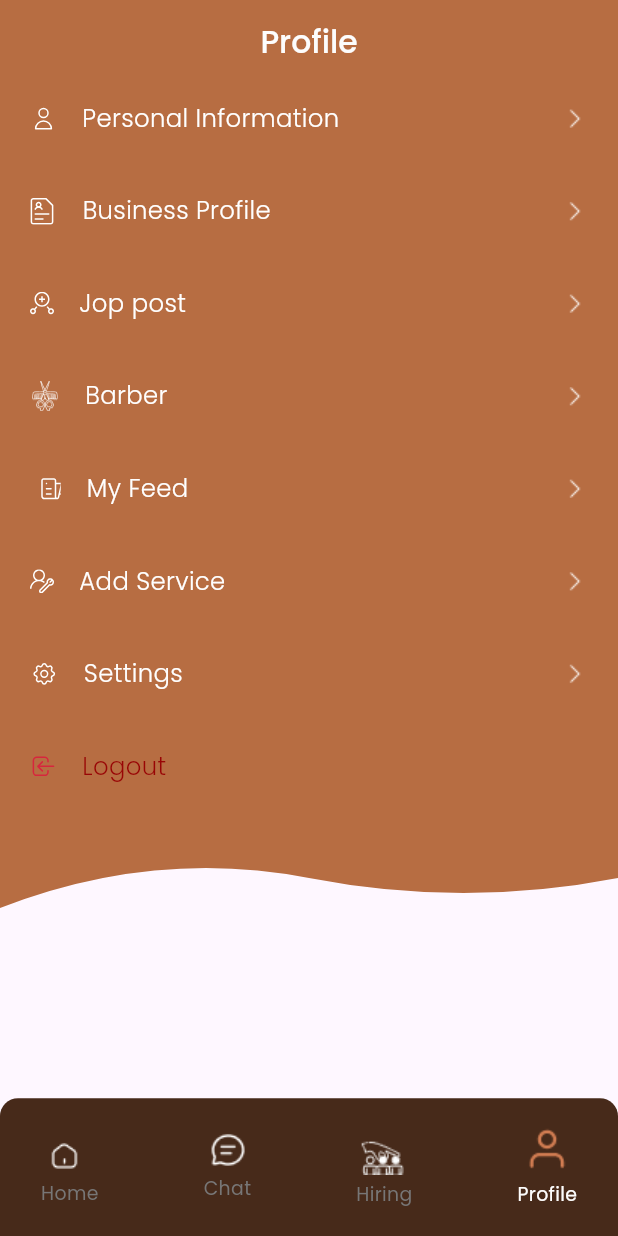
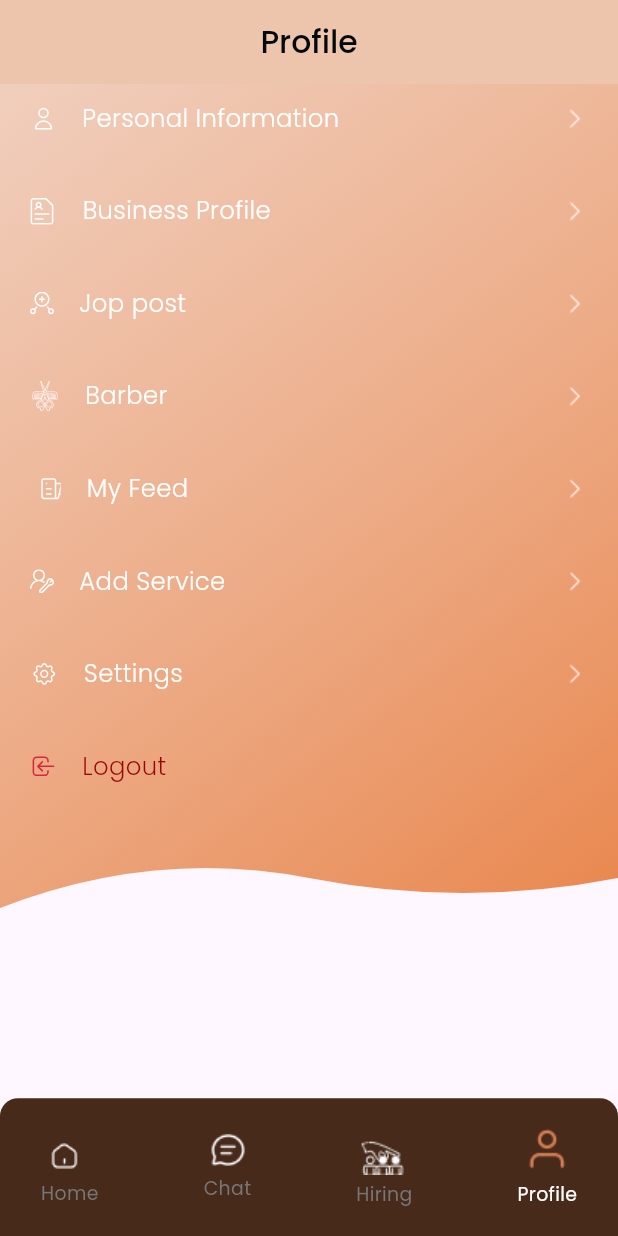
Before and after one commit to Masumraj1/barber_time, a Flutter app: the OwnerProfileScreen screen opened by its route, on a phone screen of 412 x 824 dp. Run offline on Flutter 3.47's test engine with Material 3 defaults, Android fonts, the phone set to English and light mode, and no system bars; our stand-ins replace cached_network_image, flutter_chat_types, flutter_chat_ui, flutter_screenutil, flutter_spinkit, flutter_svg and 8 more; accounts and stored records are empty.

Commit message:
start today

```diff
--- a/lib/app/utils/app_colors.dart
+++ b/lib/app/utils/app_colors.dart
@@ -28,6 +28,7 @@ class AppColors {
   static const Color gray800 = Color(0xff1D1C1C);
   static const Color bottomColor = Color(0xff472a1a);
   static const Color red = Color(0xff990505);
+  static const Color linearFirst = Color(0xffEDC4AC);
 
 
 
--- a/lib/app/view/common_widgets/custom_menu_card/custom_menu_card.dart
+++ b/lib/app/view/common_widgets/custom_menu_card/custom_menu_card.dart
@@ -31,7 +31,7 @@ class CustomMenuCard extends StatelessWidget {
           child: Container(
             padding: const EdgeInsets.all(10),
             decoration:  BoxDecoration(
-              color: AppColors.primary,
+              color: AppColors.black,
               borderRadius: BorderRadius.circular(15)
             ),
             child: Padding(
--- a/lib/app/view/screens/owner/owner_profile/owner_profile_screen.dart
+++ b/lib/app/view/screens/owner/owner_profile/owner_profile_screen.dart
@@ -34,10 +34,10 @@ class OwnerProfileScreen extends StatelessWidget {
           text: AppStrings.profile,
           fontSize: 20,
           fontWeight: FontWeight.w500,
-          color: AppColors.white50,
+          color: AppColors.black,
         ),
         centerTitle: true,
-        backgroundColor: AppColors.normalHover,
+        backgroundColor: AppColors.linearFirst,
       ),
 
       ///============================ body ===============================
@@ -47,7 +47,16 @@ class OwnerProfileScreen extends StatelessWidget {
         child: Container(
           width: double.infinity,
           height: MediaQuery.of(context).size.height / 1.5,
-          color: AppColors.normalHover,
+          decoration: const BoxDecoration(
+            gradient: LinearGradient(
+              colors: [
+                Color(0xCCEDC4AC), // First color (with opacity)
+                Color(0xFFE9874E),
+              ],
+              begin: Alignment.topLeft,
+              end: Alignment.bottomRight,
+            ),
+          ),
           child: Padding(
             padding: const EdgeInsets.symmetric(horizontal: 20),
             child: Column(
```
